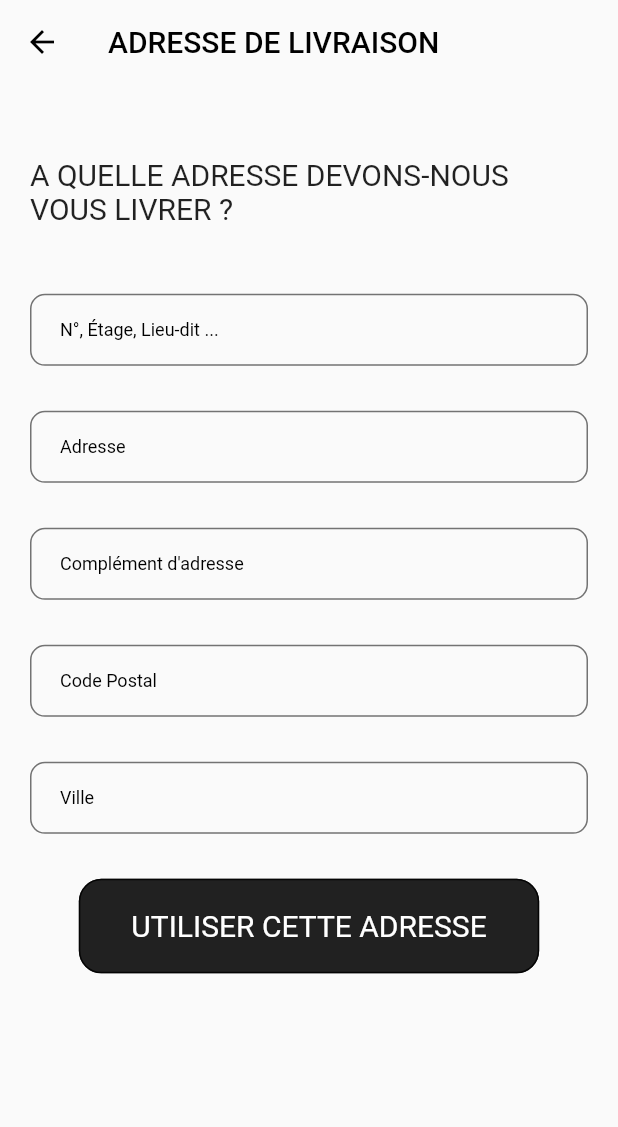
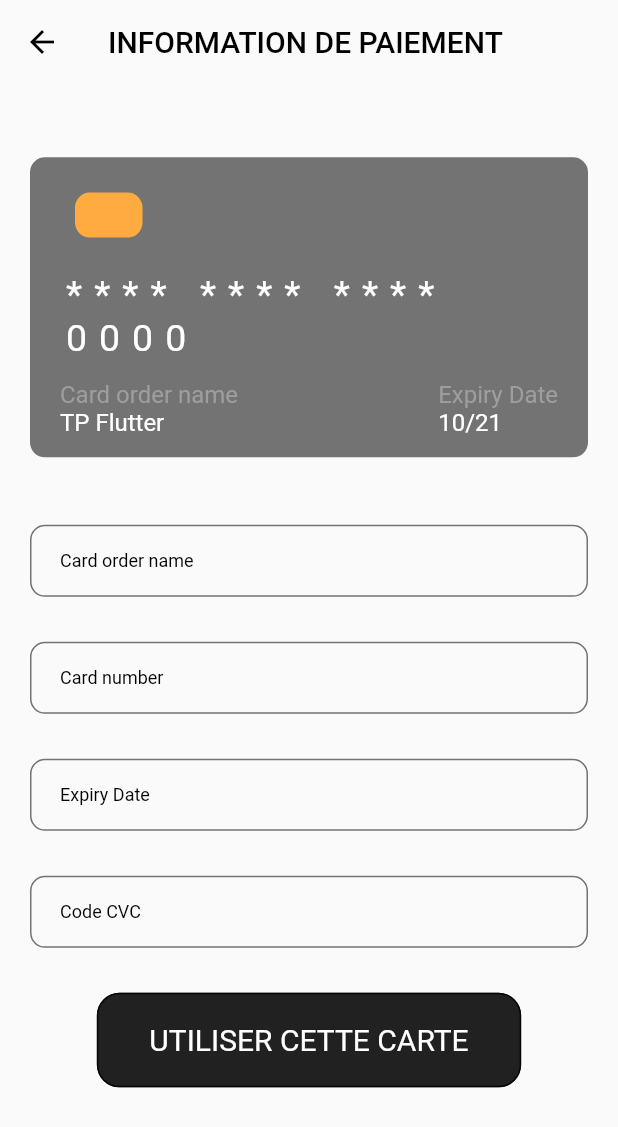
Before and after one commit to Xamimus/tp_flutter, a Flutter app: the Delivery screen opened directly, after a tap on "UTILISER CETTE ADRESSE", on a phone screen of 412 x 824 dp. Shown: the top 1127 px of the screen. Run offline on Flutter 3.47's test engine with Material 2 defaults, Android fonts, the phone set to English and light mode, and no system bars; our stand-ins replace bloc, equatable, flutter_bloc.

Commit message:
Page carte de crédit

```diff
--- a/lib/components/CustomTextField/custom_text_field.dart
+++ b/lib/components/CustomTextField/custom_text_field.dart
@@ -4,15 +4,16 @@ class CustomTextField extends StatelessWidget {
 
   final String name;
   bool obscure;
+  final Function(String) onChange;
 
-  CustomTextField({Key? key, required this.name, this.obscure = false}) : super(key: key);
+  CustomTextField({Key? key, required this.name, this.obscure = false, required this.onChange}) : super(key: key);
 
   @override
   Widget build(BuildContext context) {
     return Container(
       margin: const EdgeInsets.symmetric(horizontal: 20.0, vertical: 15.0),
       child: TextField(
-        onChanged: (value) => print(value),
+        onChanged: onChange,
         obscureText: obscure,
         decoration: InputDecoration(
           contentPadding: const EdgeInsets.symmetric(horizontal: 20.0),
--- a/lib/containers/Delivery/delivery.dart
+++ b/lib/containers/Delivery/delivery.dart
@@ -2,6 +2,7 @@ import 'package:flutter/material.dart';
 import 'package:flutter_tp/components/CustomButton/custom_button.dart';
 import 'package:flutter_tp/components/CustomTextField/custom_text_field.dart';
 import 'package:flutter_tp/components/TopBar/top_bar.dart';
+import 'package:flutter_tp/containers/Pay/pay.dart';
 
 class Delivery extends StatelessWidget {
   Delivery({Key? key}) : super(key: key);
@@ -23,12 +24,12 @@ class Delivery extends StatelessWidget {
                       padding: const EdgeInsets.symmetric(horizontal: 20.0, vertical: 30.0),
                       child: Text("A QUELLE ADRESSE DEVONS-NOUS VOUS LIVRER ?", style: TextStyle(fontSize: 20))
                   ),
-                  CustomTextField(name: "N°, Étage, Lieu-dit ..."),
-                  CustomTextField(name: "Adresse"),
-                  CustomTextField(name: "Complément d'adresse"),
-                  CustomTextField(name: "Code Postal"),
-                  CustomTextField(name: "Ville"),
-                  CustomButton(name: "UTILISER CETTE ADRESSE", onPress: () => print("Test")),
+                  CustomTextField(name: "N°, Étage, Lieu-dit ...", onChange: (value) => {print(value)},),
+                  CustomTextField(name: "Adresse", onChange: (value) => {print(value)},),
+                  CustomTextField(name: "Complément d'adresse", onChange: (value) => {print(value)},),
+                  CustomTextField(name: "Code Postal", onChange: (value) => {print(value)},),
+                  CustomTextField(name: "Ville", onChange: (value) => {print(value)},),
+                  CustomButton(name: "UTILISER CETTE ADRESSE", onPress: () => Navigator.push(context, MaterialPageRoute<void>(builder: (BuildContext context) => Pay())),),
                 ],
               )
             )
--- /dev/null
+++ b/lib/containers/Pay/pay.dart
@@ -0,0 +1,93 @@
+import 'package:flutter/material.dart';
+import 'package:flutter_tp/components/CustomButton/custom_button.dart';
+import 'package:flutter_tp/components/CustomTextField/custom_text_field.dart';
+import 'package:flutter_tp/components/TopBar/top_bar.dart';
+
+class Pay extends StatelessWidget {
+  Pay({Key? key}) : super(key: key);
+
+  String cardNumber = "**** **** **** 0000";
+  String cardOrderName = "TP Flutter";
+  String expiryDate = "10/21";
+
+  @override
+  Widget build(BuildContext context) {
+    return Scaffold(
+      body: SafeArea(
+        child: Column(
+          children: [
+            Expanded(
+                child: TopBar(elements: <Widget>[Text("INFORMATION DE PAIEMENT", style: TextStyle(color: Colors.black))])
+            ),
+            Expanded(
+                flex: 10,
+                child: Column(
+                  children: [
+                    Padding(
+                        padding: const EdgeInsets.symmetric(horizontal: 20.0, vertical: 30.0),
+                        child: Container(
+                          width: MediaQuery.of(context).size.width,
+                          height: 200,
+                          decoration: new BoxDecoration(
+                            borderRadius: new BorderRadius.circular(10.0),
+                            color: Colors.black54,
+                          ),
+                          child: Container(
+                            margin: const EdgeInsets.symmetric(horizontal: 20.0),
+                            child: Column(
+                              mainAxisAlignment: MainAxisAlignment.spaceEvenly,
+                              crossAxisAlignment: CrossAxisAlignment.start,
+                              children: [
+                                Row(
+                                  mainAxisAlignment: MainAxisAlignment.start,
+                                  children: [
+                                    Container(
+                                      margin: const EdgeInsets.only(left: 10.0, bottom: 10.0, top: 10.0),
+                                      width: 45,
+                                      height: 30,
+                                      decoration: new BoxDecoration(
+                                        borderRadius: new BorderRadius.circular(10.0),
+                                        color: Colors.orangeAccent,
+                                      ),
+                                    )
+                                  ],
+                                ),
+                                Text(cardNumber, style: TextStyle(fontSize: 25, letterSpacing: 8, color: Colors.white),),
+                                Row(
+                                  mainAxisAlignment: MainAxisAlignment.spaceBetween,
+                                  children: [
+                                    Column(
+                                      crossAxisAlignment: CrossAxisAlignment.start,
+                                      children: [
+                                        Text("Card order name", style: TextStyle(fontSize: 16, color: Colors.grey),),
+                                        Text(cardOrderName, style: TextStyle(fontSize: 16, color: Colors.white),),
+                                      ],
+                                    ),
+                                    Column(
+                                      crossAxisAlignment: CrossAxisAlignment.start,
+                                      children: [
+                                        Text("Expiry Date", style: TextStyle(fontSize: 16, color: Colors.grey),),
+                                        Text(expiryDate, style: TextStyle(fontSize: 16, color: Colors.white),),
+                                      ],
+                                    )
+                                  ],
+                                )
+                              ],
+                            ),
+                          )
+                        )
+                    ),
+                    CustomTextField(name: "Card order name", onChange: (value) => { cardOrderName = value },),
+                    CustomTextField(name: "Card number", onChange: (value) => { cardNumber = value }),
+                    CustomTextField(name: "Expiry Date", onChange: (value) => { expiryDate = value },),
+                    CustomTextField(name: "Code CVC", onChange: (value) => {print(value)},),
+                    CustomButton(name: "UTILISER CETTE CARTE", onPress: () => Navigator.push(context, MaterialPageRoute<void>(builder: (BuildContext context) => Pay())),),
+                  ],
+                )
+            )
+          ],
+        ),
+      ),
+    );
+  }
+}
--- a/lib/main.dart
+++ b/lib/main.dart
@@ -1,5 +1,6 @@
 import 'package:flutter/material.dart';
 import 'package:flutter_bloc/flutter_bloc.dart';
+import 'package:flutter_tp/containers/Pay/pay.dart';
 import 'package:flutter_tp/repositories/abstract/cart_repository.dart';
 import 'package:flutter_tp/repositories/cart_impl_repository.dart';
 import 'package:flutter_tp/services/cart/cart_bloc.dart';
@@ -27,7 +28,7 @@ class MyApp extends StatelessWidget {
       theme: ThemeData(
         primarySwatch: Colors.blue,
       ),
-      home: Home(),
+      home: Pay(),
     ));
   }
 }
```
